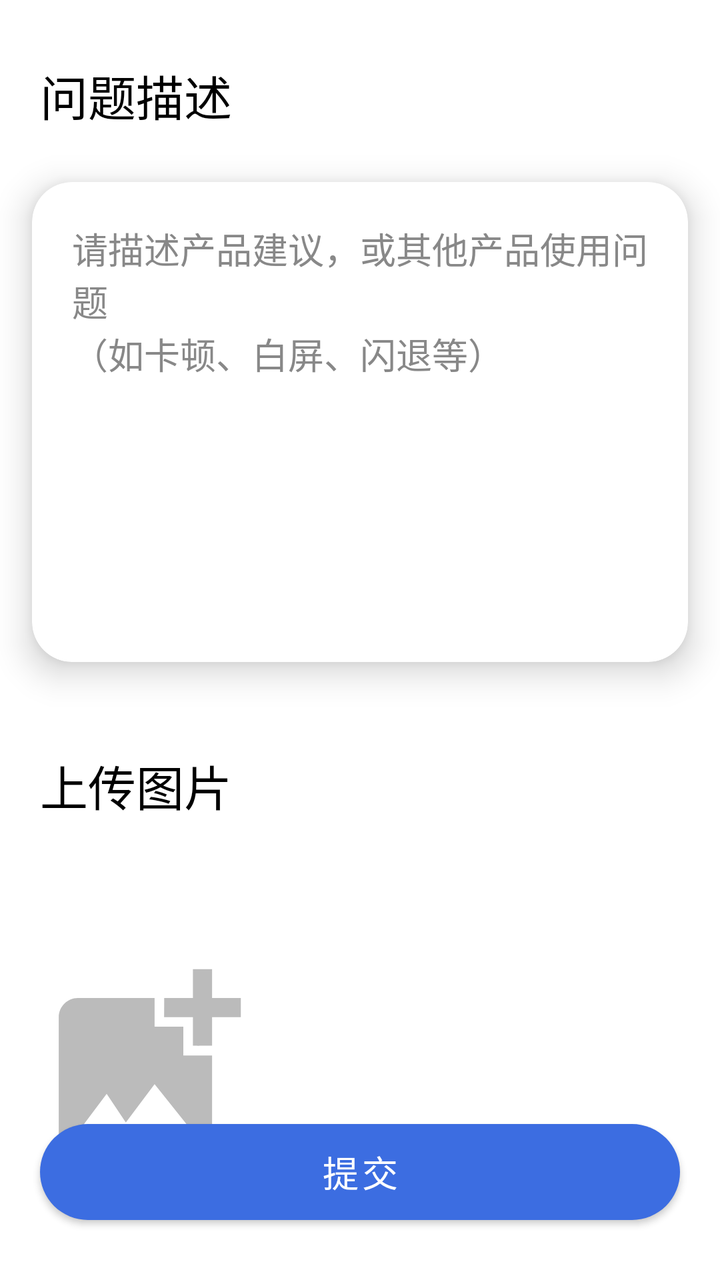
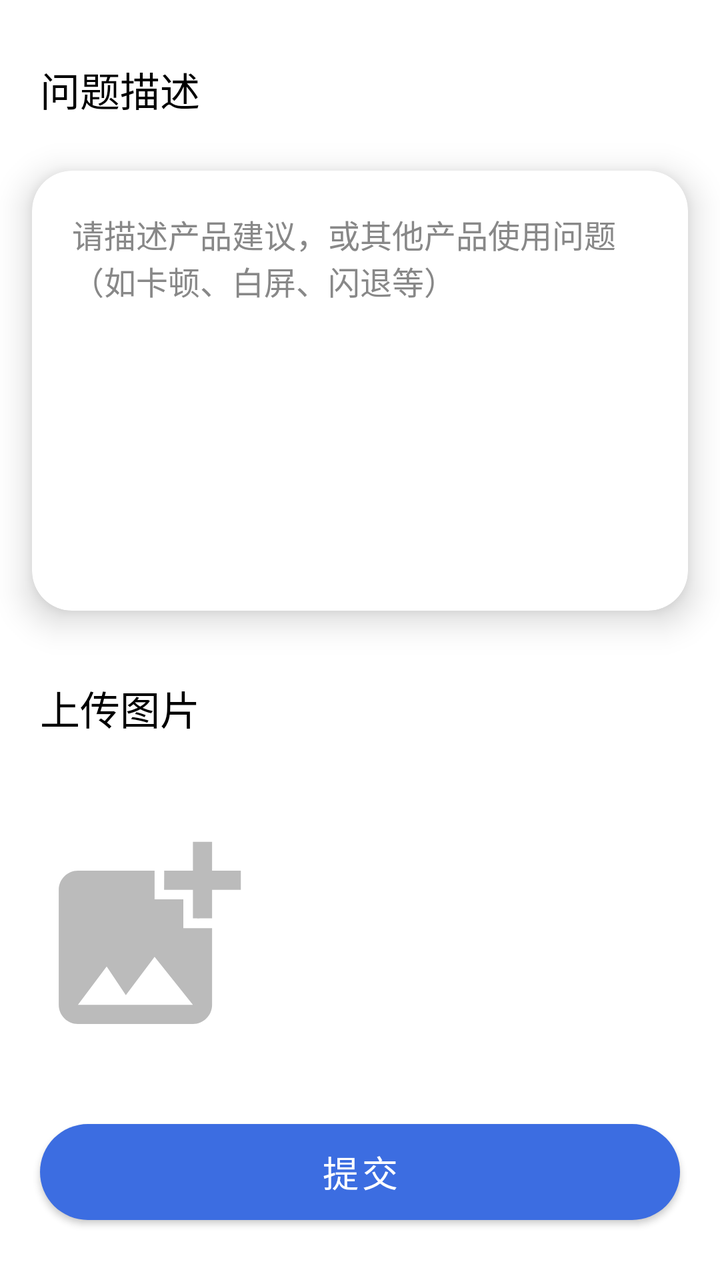

Screens rendered from an Android XML layout before and after an edit, with the pre-edit source and the edit as a unified diff.
<!-- AndroidManifest.xml: application theme Theme.MusicPlayer -->
<!-- res/layout/fragment_feedback.xml -->
<?xml version="1.0" encoding="utf-8"?>
<RelativeLayout xmlns:android="http://schemas.android.com/apk/res/android"
    xmlns:app="http://schemas.android.com/apk/res-auto"
    xmlns:tools="http://schemas.android.com/tools"
    android:layout_width="match_parent"
    android:layout_height="match_parent"
    tools:context=".ui.fragment.FeedbackFragment">

    <TextView
        android:id="@+id/feedback_question"
        android:layout_width="wrap_content"
        android:layout_height="wrap_content"
        android:layout_marginStart="20dp"
        android:layout_marginTop="30dp"
        android:text="@string/description"
        android:textColor="?attr/colorOnSecondary"
        android:textSize="24sp" />

    <androidx.cardview.widget.CardView
        android:layout_width="match_parent"
        android:layout_height="wrap_content"
        android:layout_below="@id/feedback_question"
        android:layout_marginTop="5dp"
        android:clickable="true"
        android:focusable="true"
        android:foreground="?android:attr/selectableItemBackground"
        app:cardBackgroundColor="?attr/colorOnPrimary"
        app:cardCornerRadius="20dp"
        app:cardElevation="10dp"
        app:cardMaxElevation="10dp"
        app:cardUseCompatPadding="true"
        app:contentPadding="10dp">

        <RelativeLayout
            android:layout_width="wrap_content"
            android:layout_height="wrap_content">

            <EditText
                android:id="@+id/feedback_editText"
                android:layout_width="wrap_content"
                android:layout_height="200dp"
                android:layout_margin="10dp"
                android:background="@null"
                android:gravity="top"
                android:hint="@string/suggestion"
                android:inputType="textMultiLine"
                android:scrollbars="vertical"
                android:textColor="?attr/colorOnSecondary"
                android:textColorHint="@color/gray"
                android:textSize="18sp" />

        </RelativeLayout>
    </androidx.cardview.widget.CardView>

    <TextView
        android:id="@+id/feedback_add_image"
        android:layout_width="wrap_content"
        android:layout_height="wrap_content"
        android:layout_below="@id/feedback_question"
        android:layout_marginStart="20dp"
        android:layout_marginTop="310dp"
        android:text="@string/upload_image"
        android:textColor="?attr/colorOnSecondary"
        android:textSize="24sp" />

    <Button
        android:id="@+id/button_submit"
        android:layout_width="match_parent"
        android:layout_height="wrap_content"
        android:layout_alignParentEnd="true"
        android:layout_alignParentBottom="true"
        android:layout_marginStart="20dp"
        android:layout_marginEnd="20dp"
        android:layout_marginBottom="30dp"
        android:background="@drawable/button_rounded_corners"
        android:text="@string/submit"
        android:textSize="18sp"
        tools:ignore="ButtonStyle" />

    <ImageView
        android:id="@+id/feedback_image"
        android:layout_width="115dp"
        android:layout_height="230dp"
        android:layout_below="@id/feedback_add_image"
        android:layout_marginStart="15dp"
        android:layout_marginTop="15dp"
        android:src="@drawable/ic_add_photo" />
</RelativeLayout>
<!-- resources referenced by this layout -->
<resources>
  <color name="gray">#FF888888</color>
  <!-- drawable button_rounded_corners (drawable) -->
  <?xml version="1.0" encoding="utf-8"?>
  <shape xmlns:android="http://schemas.android.com/apk/res/android">
      <solid android:color="@color/blue" />
      <corners android:radius="30dp" />
  </shape>
  <!-- drawable ic_add_photo (drawable) -->
  <vector xmlns:android="http://schemas.android.com/apk/res/android" android:height="24dp" android:tint="#BBBBBB" android:viewportHeight="24" android:viewportWidth="24" android:width="24dp">
        
      <path android:fillColor="@android:color/white" android:pathData="M19,7v2.99s-1.99,0.01 -2,0L17,7h-3s0.01,-1.99 0,-2h3L17,2h2v3h3v2h-3zM16,11L16,8h-3L13,5L5,5c-1.1,0 -2,0.9 -2,2v12c0,1.1 0.9,2 2,2h12c1.1,0 2,-0.9 2,-2v-8h-3zM5,19l3,-4 2,3 3,-4 4,5L5,19z"/>
      
  </vector>
  <string name="description">问题描述</string>
  <string name="submit">提交</string>
  <string name="suggestion">请描述产品建议，或其他产品使用问题\n（如卡顿、白屏、闪退等）</string>
  <string name="upload_image">上传图片</string>
  <style name="Theme.MusicPlayer" parent="Theme.MaterialComponents.DayNight.DarkActionBar">
          
          <item name="colorPrimary">@color/blue_500</item>
          <item name="colorPrimaryVariant">@color/blue_700</item>
          <item name="colorOnPrimary">@color/white</item>
          
          <item name="colorSecondary">@color/blue_200</item>
          <item name="colorSecondaryVariant">@color/blue_700</item>
          <item name="colorOnSecondary">@color/black</item>
          
          <item name="android:statusBarColor">?attr/colorPrimaryVariant</item>
          
      </style>
  <color name="blue">#3C6DE1</color>
  <color name="blue_500">#3C6DE1</color>
  <color name="blue_700">#687EFF</color>
  <color name="white">#FFFFFFFF</color>
  <color name="blue_200">#87C4FF</color>
  <color name="black">#FF000000</color>
</resources>

<!-- the commit's change to res/layout/fragment_feedback.xml (unified diff, before → after) -->
@@ -14,7 +14,7 @@
         android:layout_marginTop="30dp"
         android:text="@string/description"
         android:textColor="?attr/colorOnSecondary"
-        android:textSize="24sp" />
+        android:textSize="20sp" />
 
     <androidx.cardview.widget.CardView
         android:layout_width="match_parent"
@@ -37,8 +37,8 @@
 
             <EditText
                 android:id="@+id/feedback_editText"
-                android:layout_width="wrap_content"
-                android:layout_height="200dp"
+                android:layout_width="match_parent"
+                android:layout_height="180dp"
                 android:layout_margin="10dp"
                 android:background="@null"
                 android:gravity="top"
@@ -47,7 +47,7 @@
                 android:scrollbars="vertical"
                 android:textColor="?attr/colorOnSecondary"
                 android:textColorHint="@color/gray"
-                android:textSize="18sp" />
+                android:textSize="16sp" />
 
         </RelativeLayout>
     </androidx.cardview.widget.CardView>
@@ -58,10 +58,10 @@
         android:layout_height="wrap_content"
         android:layout_below="@id/feedback_question"
         android:layout_marginStart="20dp"
-        android:layout_marginTop="310dp"
+        android:layout_marginTop="280dp"
         android:text="@string/upload_image"
         android:textColor="?attr/colorOnSecondary"
-        android:textSize="24sp" />
+        android:textSize="20sp" />
 
     <Button
         android:id="@+id/button_submit"
@@ -80,9 +80,8 @@
     <ImageView
         android:id="@+id/feedback_image"
         android:layout_width="115dp"
-        android:layout_height="230dp"
+        android:layout_height="200dp"
         android:layout_below="@id/feedback_add_image"
         android:layout_marginStart="15dp"
-        android:layout_marginTop="15dp"
         android:src="@drawable/ic_add_photo" />
 </RelativeLayout>
<!-- resource entries referenced after the edit -->
@@ -15,7 +15,7 @@
   </vector>
   <string name="description">问题描述</string>
   <string name="submit">提交</string>
-  <string name="suggestion">请描述产品建议，或其他产品使用问题\n（如卡顿、白屏、闪退等）</string>
+  <string name="suggestion">请描述产品建议，或其他产品使用问题（如卡顿、白屏、闪退等）</string>
   <string name="upload_image">上传图片</string>
   <style name="Theme.MusicPlayer" parent="Theme.MaterialComponents.DayNight.DarkActionBar">
           
